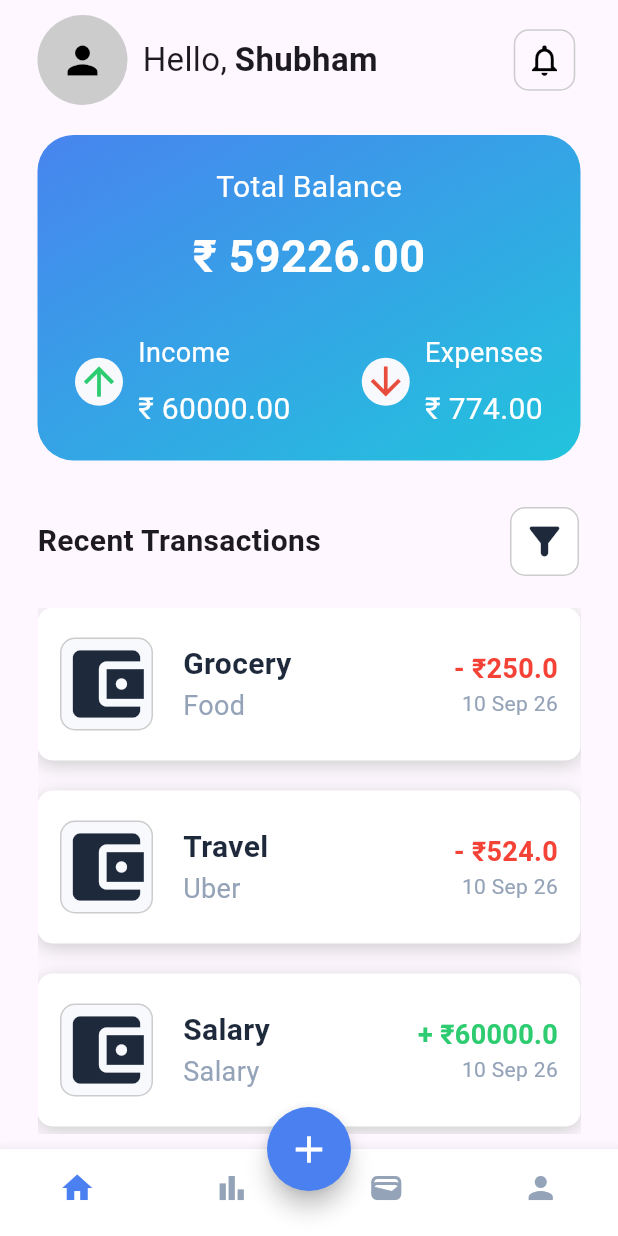
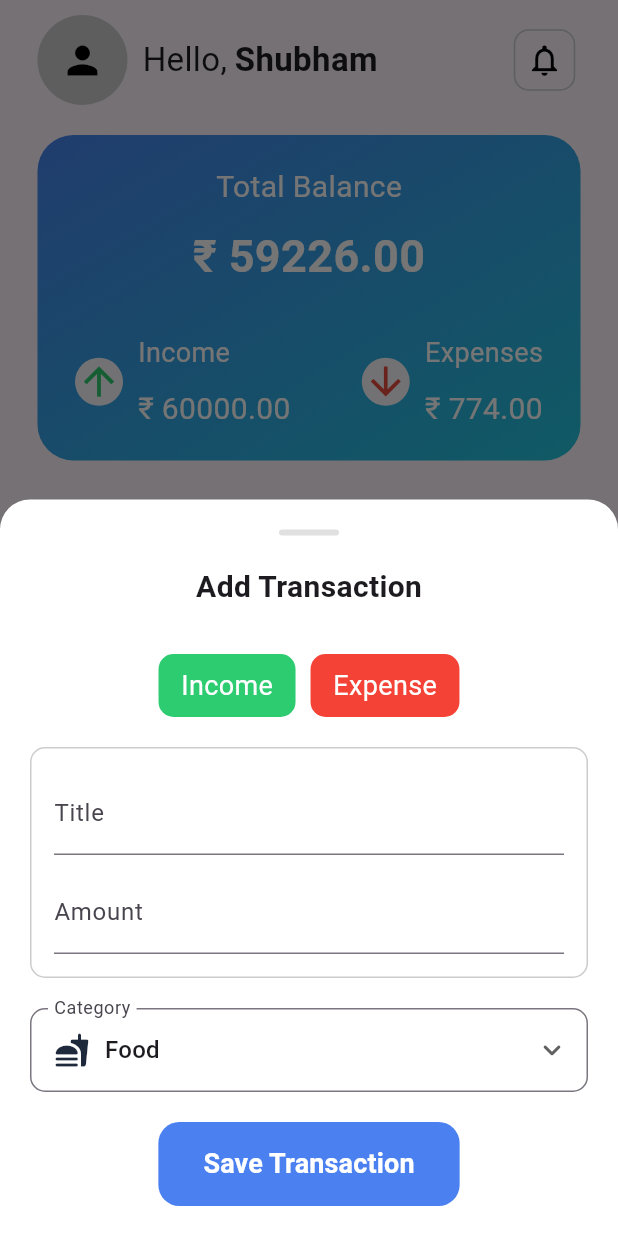
Before and after one commit to ShubhamSharma170/expenses_tracker, a Flutter app: the screen it shows after launch, after a tap on the "add" icon, on a phone screen of 412 x 824 dp. Run offline on Flutter 3.47's test engine with Material 3 defaults, Android fonts, the phone set to English and light mode, and no system bars.

Commit message:
feat: integrate add transaction flow with dynamic getters

```diff
--- a/lib/screen/home.dart
+++ b/lib/screen/home.dart
@@ -11,6 +11,16 @@ class HomeScreen extends StatefulWidget {
 }
 
 class _HomeScreenState extends State<HomeScreen> {
+  String _selectedCategory = 'Food';
+
+  final List<Map<String, dynamic>> _categories = [
+    {'name': 'Food', 'icon': Icons.fastfood_rounded},
+    {'name': 'Clothes', 'icon': Icons.shopping_bag_rounded},
+    {'name': 'Transport', 'icon': Icons.directions_car_rounded},
+    {'name': 'Bills', 'icon': Icons.receipt_long_rounded},
+    {'name': 'Entertainment', 'icon': Icons.movie_rounded},
+    {'name': 'Others', 'icon': Icons.account_balance_wallet_rounded},
+  ];
   //  final List<Map<String, dynamic>>  _transactions = [
   //   {"title": "Grocery", "amount": 35200},
   //   {"title": "Travel", "amount": 524},
@@ -363,121 +373,258 @@ class _HomeScreenState extends State<HomeScreen> {
                   },
                 ),
               ),
-
-              // Text("Good Morning, Shubham", style: TextStyle(fontSize: 22)),
-              // SizedBox(height: 20),
-              // Text("Total Balance", style: TextStyle(fontSize: 20)),
-              // SizedBox(height: 10),
-              // Text(
-              //   "₹ ${totalBalance.toStringAsFixed(2)}",
-              //   style: TextStyle(fontSize: 20),
-              // ),
-              // SizedBox(height: 30),
-              // Row(
-              //   mainAxisAlignment: MainAxisAlignment.spaceBetween,
-              //   children: [
-              //     Container(
-              //       padding: EdgeInsets.all(15),
-              //       decoration: BoxDecoration(
-              //         border: BoxBorder.all(color: Colors.black),
-              //       ),
-              //       child: Column(
-              //         children: [
-              //           Text("Income", style: TextStyle(fontSize: 20)),
-              //           SizedBox(height: 10),
-              //           Text(
-              //             "₹ ${totalIncome.toStringAsFixed(2)}",
-              //             style: TextStyle(fontSize: 20),
-              //           ),
-              //         ],
-              //       ),
-              //     ),
-              //     SizedBox(),
-              //     Container(
-              //       padding: EdgeInsets.all(15),
-              //       decoration: BoxDecoration(
-              //         border: BoxBorder.all(color: Colors.black),
-              //       ),
-              //       child: Column(
-              //         children: [
-              //           Text("Expenses", style: TextStyle(fontSize: 20)),
-              //           SizedBox(height: 10),
-              //           Text(
-              //             "₹ ${totalExpenses.toStringAsFixed(2)}",
-              //             style: TextStyle(fontSize: 20),
-              //           ),
-              //         ],
-              //       ),
-              //     ),
-              //   ],
-              // ),
-              // SizedBox(height: 30),
-              // Text("Recent Transactions", style: TextStyle(fontSize: 20)),
-              // SizedBox(height: 20),
-              // Expanded(
-              //   child: ListView.builder(
-              //     itemCount: transaction.length,
-              //     itemBuilder: (context, index) {
-              //       final item = transaction[index];
-              //       return Column(
-              //         crossAxisAlignment: CrossAxisAlignment.start,
-              //         children: [
-              //           Text(
-              //             item.category,
-              //             style: TextStyle(
-              //               fontSize: 22,
-              //               fontWeight: FontWeight.bold,
-              //             ),
-              //           ),
-              //           Row(
-              //             mainAxisAlignment: MainAxisAlignment.spaceBetween,
-              //             children: [
-              //               Text(item.title, style: TextStyle(fontSize: 20)),
-              //               item.type == TransactionType.expense
-              //                   ? Text(
-              //                       "- ₹${item.amount.toString()}",
-              //                       style: TextStyle(fontSize: 20),
-              //                     )
-              //                   : Text(
-              //                       "+ ₹${item.amount.toString()}",
-              //                       style: TextStyle(fontSize: 20),
-              //                     ),
-              //             ],
-              //           ),
-              //           Text(
-              //             DateFormat("dd MMM yyyy").format(item.date),
-              //             style: TextStyle(fontSize: 18),
-              //           ),
-              //           SizedBox(height: 10),
-              //         ],
-              //       );
-              //     },
-              //   ),
-              // ),
             ],
           ),
         ),
       ),
       floatingActionButton: FloatingActionButton(
-        onPressed: () {},
+        onPressed: () {
+          showModalBottomSheet(
+            context: context,
+            isScrollControlled: true,
+            backgroundColor: Colors.transparent,
+            builder: (context) => _buildAddTransactionSheet(),
+          );
+        },
         shape: CircleBorder(),
         backgroundColor: AppColors.cardGradientStart,
         child: Icon(Icons.add, color: AppColors.white, size: 30),
       ),
       floatingActionButtonLocation: FloatingActionButtonLocation.centerDocked,
-      bottomNavigationBar: BottomNavigationBar(
-        type: BottomNavigationBarType.fixed,
-        backgroundColor: AppColors.white,
-        selectedItemColor: AppColors.cardGradientStart,
-        unselectedItemColor: AppColors.textGrey,
-        showUnselectedLabels: false,
-        showSelectedLabels: false,
-        items: [
-          BottomNavigationBarItem(icon: Icon(Icons.home), label: 'Home'),
-          BottomNavigationBarItem(icon: Icon(Icons.bar_chart), label: 'Stats'),
-          BottomNavigationBarItem(icon: Icon(Icons.wallet), label: 'Wallet'),
-          BottomNavigationBarItem(icon: Icon(Icons.person), label: 'Profile'),
-        ],
+      bottomNavigationBar: BottomAppBar(
+        shape: CircularNotchedRectangle(),
+        notchMargin: 8,
+        color: AppColors.white,
+        elevation: 10,
+        child: Row(
+          mainAxisAlignment: MainAxisAlignment.spaceAround,
+          children: [
+            IconButton(
+              icon: Icon(Icons.home),
+              color: AppColors.cardGradientStart,
+              onPressed: () {},
+            ),
+            IconButton(
+              icon: Icon(Icons.bar_chart),
+              color: AppColors.textGrey,
+              onPressed: () {},
+            ),
+            SizedBox(width: 40), // Space for the floating action button
+            IconButton(
+              icon: Icon(Icons.wallet),
+              color: AppColors.textGrey,
+              onPressed: () {},
+            ),
+            IconButton(
+              icon: Icon(Icons.person),
+              color: AppColors.textGrey,
+              onPressed: () {},
+            ),
+          ],
+        ),
+      ),
+    );
+  }
+
+  TransactionType _selectedType = TransactionType.expense;
+  final TextEditingController _titleController = TextEditingController();
+  final TextEditingController _amountController = TextEditingController();
+
+  // function for add transaction sheet
+  addTransaction() {
+    var finalTitle = _titleController.text.trim();
+    var finalAmount = double.tryParse(_amountController.text.trim()) ?? 0.0;
+    if (finalTitle.isEmpty || finalAmount <= 0) {
+      return;
+    }
+    final newTx = TransactionModel(
+      title: finalTitle,
+      amount: finalAmount,
+      date: DateTime.now(),
+      type: _selectedType,
+      category: _selectedCategory,
+    );
+
+    setState(() {
+      transaction.insert(0, newTx);
+    });
+    _titleController.clear();
+    _amountController.clear();
+    Navigator.of(context).pop();
+    setState(() {});
+  }
+
+  Widget _buildAddTransactionSheet() {
+    return Padding(
+      padding: EdgeInsets.only(
+        bottom: MediaQuery.of(context).viewInsets.bottom,
+      ),
+      child: SingleChildScrollView(
+        child: Container(
+          width: double.infinity,
+          padding: EdgeInsets.all(20),
+          decoration: BoxDecoration(
+            color: AppColors.white,
+            borderRadius: BorderRadius.vertical(top: Radius.circular(20)),
+          ),
+          child: Column(
+            mainAxisSize: MainAxisSize.min,
+            children: [
+              // 1. Drag Handle
+              Container(
+                width: 40,
+                height: 4,
+                decoration: BoxDecoration(
+                  color: Colors.grey.shade300,
+                  borderRadius: BorderRadius.circular(10),
+                ),
+              ),
+              const SizedBox(height: 20),
+
+              // 2. Heading Text
+              const Text(
+                "Add Transaction",
+                style: TextStyle(fontSize: 20, fontWeight: FontWeight.bold),
+              ),
+              const SizedBox(height: 30),
+              // toggle buttons for income and expense
+              SizedBox(
+                // color: Colors.red,
+                width: MediaQuery.of(context).size.width * 0.6,
+                child: Row(
+                  mainAxisAlignment: MainAxisAlignment.center,
+                  children: [
+                    GestureDetector(
+                      onTap: () {
+                        setState(() {
+                          _selectedType = TransactionType.income;
+                        });
+                      },
+                      child: Container(
+                        padding: EdgeInsets.symmetric(
+                          vertical: 8,
+                          horizontal: 15,
+                        ),
+                        decoration: BoxDecoration(
+                          color: AppColors.incomeGreen,
+                          borderRadius: BorderRadius.circular(10),
+                        ),
+                        child: Text(
+                          "Income",
+                          style: TextStyle(
+                            fontSize: 18,
+                            color: AppColors.white,
+                          ),
+                        ),
+                      ),
+                    ),
+                    SizedBox(width: 10),
+                    GestureDetector(
+                      onTap: () {
+                        setState(() {
+                          _selectedType = TransactionType.expense;
+                        });
+                      },
+                      child: Container(
+                        padding: EdgeInsets.symmetric(
+                          vertical: 8,
+                          horizontal: 15,
+                        ),
+                        decoration: BoxDecoration(
+                          color: AppColors.red,
+                          borderRadius: BorderRadius.circular(10),
+                        ),
+                        child: Text(
+                          "Expense",
+                          style: TextStyle(
+                            fontSize: 18,
+                            color: AppColors.white,
+                          ),
+                        ),
+                      ),
+                    ),
+                  ],
+                ),
+              ),
+              SizedBox(height: 20),
+              Container(
+                decoration: BoxDecoration(
+                  color: AppColors.white,
+                  borderRadius: BorderRadius.circular(10),
+                  border: Border.all(color: AppColors.grey, width: 1),
+                ),
+                padding: EdgeInsets.all(15),
+                child: Column(
+                  children: [
+                    TextField(
+                      controller: _titleController,
+                      decoration: InputDecoration(labelText: "Title"),
+                    ),
+                    SizedBox(height: 10),
+                    TextField(
+                      controller: _amountController,
+                      decoration: InputDecoration(labelText: "Amount"),
+                      keyboardType: TextInputType.number,
+                    ),
+                  ],
+                ),
+              ),
+              SizedBox(height: 20),
+              DropdownButtonFormField(
+                value: _selectedCategory,
+                decoration: InputDecoration(
+                  labelText: "Category",
+                  border: OutlineInputBorder(
+                    borderRadius: BorderRadius.circular(10),
+                    borderSide: BorderSide(color: AppColors.grey),
+                  ),
+                ),
+                icon: Icon(Icons.keyboard_arrow_down_rounded),
+                items: _categories.map((category) {
+                  return DropdownMenuItem<String>(
+                    value: category['name'],
+                    child: Row(
+                      children: [
+                        Icon(category['icon'], color: AppColors.textDark),
+                        SizedBox(width: 10),
+                        Text(category['name']),
+                      ],
+                    ),
+                  );
+                }).toList(),
+                onChanged: (value) {
+                  if (value != null) {
+                    setState(() {
+                      _selectedCategory = value;
+                    });
+                  }
+                },
+              ),
+              SizedBox(height: 20),
+              ElevatedButton(
+                style: ElevatedButton.styleFrom(
+                  backgroundColor: AppColors.cardGradientStart,
+                  elevation: 0,
+                  padding: EdgeInsets.symmetric(vertical: 15, horizontal: 30),
+                  shape: RoundedRectangleBorder(
+                    borderRadius: BorderRadius.circular(14),
+                  ),
+                ),
+                onPressed: () {
+                  addTransaction();
+                },
+                child: const Text(
+                  "Save Transaction",
+                  style: TextStyle(
+                    fontSize: 18,
+                    fontWeight: FontWeight.bold,
+                    color: Colors.white,
+                  ),
+                ),
+              ),
+            ],
+          ),
+        ),
       ),
     );
   }
```
